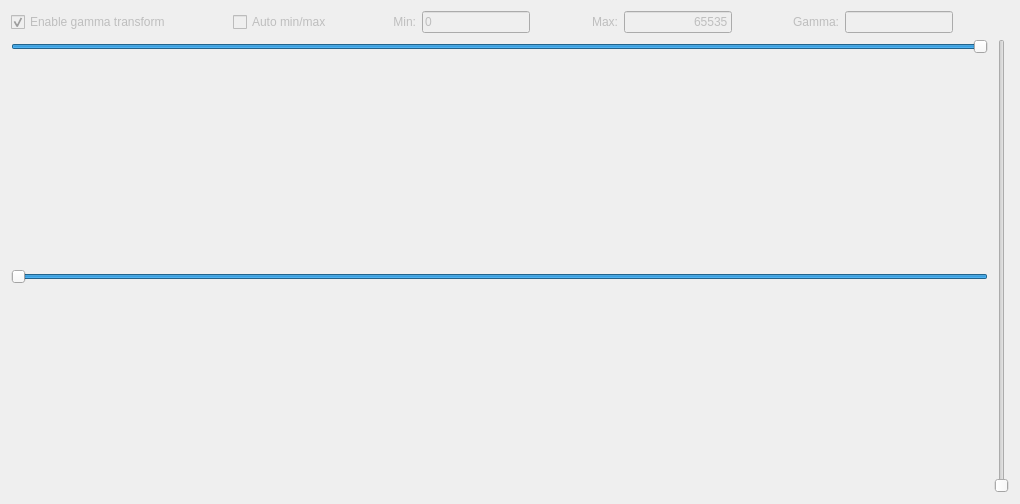
erikhvatum/RisWidget, file cpp/HistogramWidget.ui: the form before one commit.
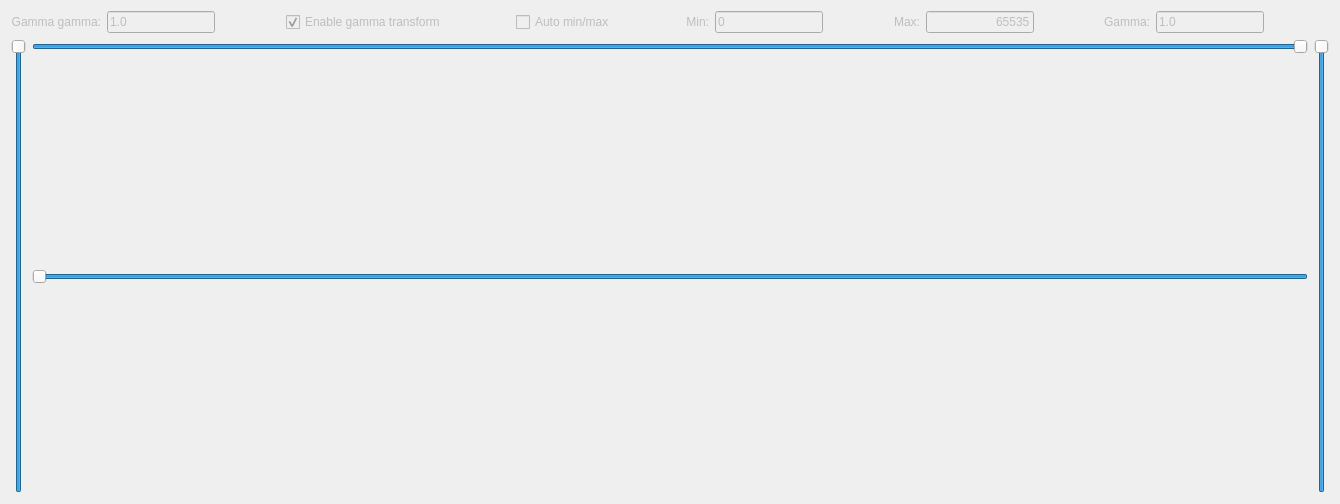
The form after the commit.

Commit message: Hook up gamma widgets. Add gamma gamma (histogram scaling using gamma function).

Patch:
```diff
--- a/cpp/HistogramWidget.ui
+++ b/cpp/HistogramWidget.ui
@@ -6,7 +6,7 @@
    <rect>
     <x>0</x>
     <y>0</y>
-    <width>1020</width>
+    <width>1340</width>
     <height>504</height>
    </rect>
   </property>
@@ -16,6 +16,51 @@
   <layout class="QVBoxLayout" name="verticalLayout">
    <item>
     <layout class="QHBoxLayout" name="m_topHorizontalLayout">
+     <item>
+      <widget class="QLabel" name="m_gtpGammaGammaEditLabel">
+       <property name="enabled">
+        <bool>false</bool>
+       </property>
+       <property name="text">
+        <string>Gamma gamma:</string>
+       </property>
+       <property name="alignment">
+        <set>Qt::AlignRight|Qt::AlignTrailing|Qt::AlignVCenter</set>
+       </property>
+       <property name="buddy">
+        <cstring>m_gtpGammaGammaEdit</cstring>
+       </property>
+      </widget>
+     </item>
+     <item>
+      <widget class="QLineEdit" name="m_gtpGammaGammaEdit">
+       <property name="enabled">
+        <bool>false</bool>
+       </property>
+       <property name="sizePolicy">
+        <sizepolicy hsizetype="Maximum" vsizetype="Fixed">
+         <horstretch>0</horstretch>
+         <verstretch>0</verstretch>
+        </sizepolicy>
+       </property>
+       <property name="text">
+        <string>1.0</string>
+       </property>
+      </widget>
+     </item>
+     <item>
+      <spacer name="horizontalSpacer">
+       <property name="orientation">
+        <enum>Qt::Horizontal</enum>
+       </property>
+       <property name="sizeHint" stdset="0">
+        <size>
+         <width>40</width>
+         <height>20</height>
+        </size>
+       </property>
+      </spacer>
+     </item>
      <item>
       <widget class="QCheckBox" name="m_gtpEnableCheckBox">
        <property name="enabled">
@@ -212,6 +257,9 @@
          <verstretch>0</verstretch>
         </sizepolicy>
        </property>
+       <property name="text">
+        <string>1.0</string>
+       </property>
       </widget>
      </item>
      <item>
@@ -231,6 +279,25 @@
    </item>
    <item>
     <layout class="QHBoxLayout" name="m_bottomHorizontalLayout">
+     <item>
+      <widget class="QSlider" name="m_gtpGammaGammaSlider">
+       <property name="minimum">
+        <number>0</number>
+       </property>
+       <property name="maximum">
+        <number>1000000000</number>
+       </property>
+       <property name="pageStep">
+        <number>10000</number>
+       </property>
+       <property name="value">
+        <number>100000000</number>
+       </property>
+       <property name="orientation">
+        <enum>Qt::Vertical</enum>
+       </property>
+      </widget>
+     </item>
      <item>
       <layout class="QVBoxLayout" name="m_bottomLeftVerticalLayout">
        <item>
@@ -275,12 +342,18 @@
      </item>
      <item>
       <widget class="QSlider" name="m_gtpGammaSlider">
+       <property name="minimum">
+        <number>0</number>
+       </property>
        <property name="maximum">
-        <number>999999</number>
+        <number>1000000000</number>
        </property>
        <property name="pageStep">
         <number>10000</number>
        </property>
+       <property name="value">
+        <number>100000000</number>
+       </property>
        <property name="orientation">
         <enum>Qt::Vertical</enum>
        </property>
```
Left out of the diff: 43 changed lines with no effect on the pictures. The commit also changes 12 other files.
